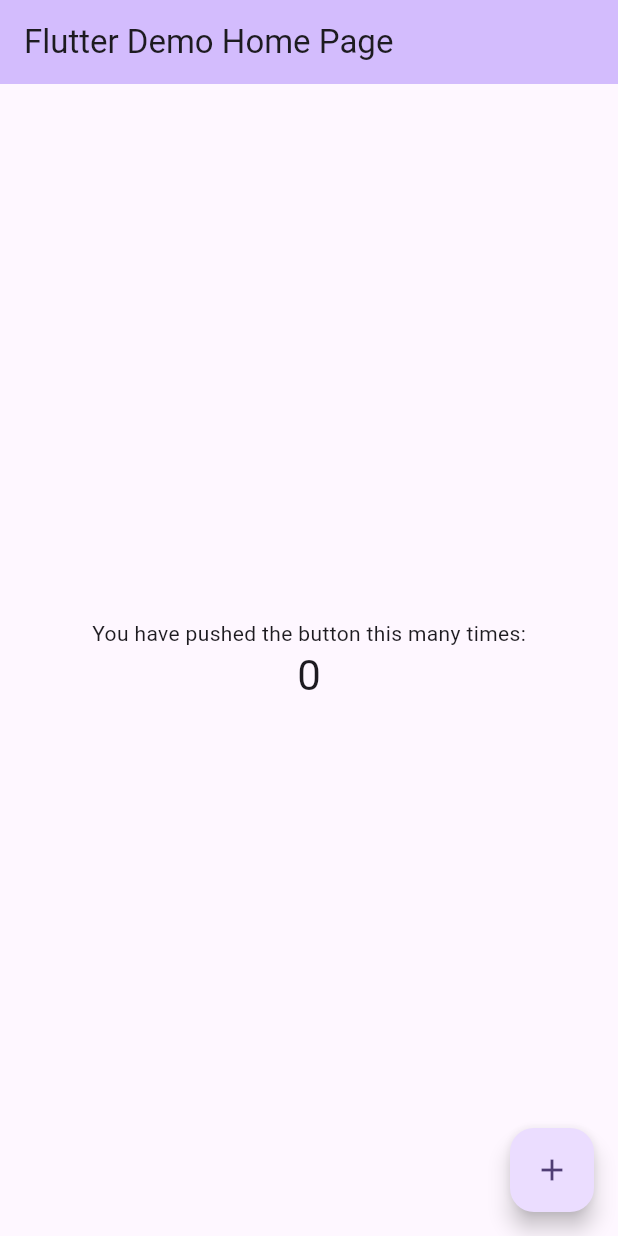
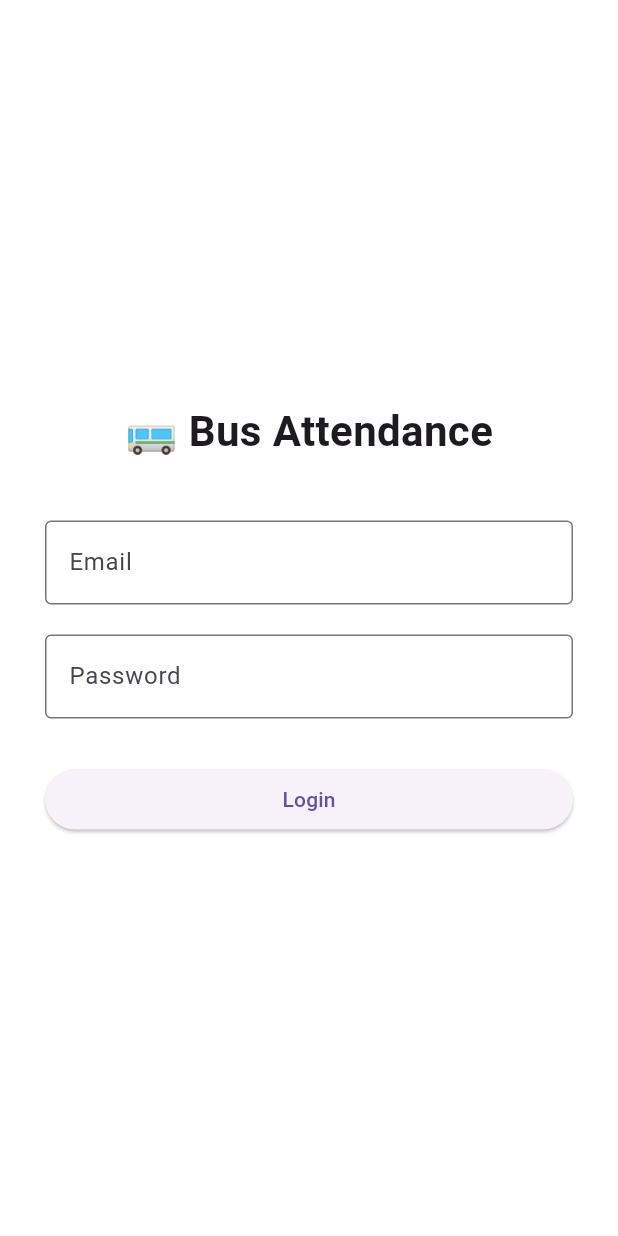
Before and after one commit to dhanvarsh29/Bus, a Flutter app: the screen it shows after launch, on a phone screen of 412 x 824 dp. Run offline on Flutter 3.47's test engine with Material 3 defaults, Android fonts, the phone set to English and light mode, and no system bars.

Commit message:
Added login screen with home screen

```diff
--- a/lib/main.dart
+++ b/lib/main.dart
@@ -1,4 +1,8 @@
 import 'package:flutter/material.dart';
+import 'screens/login_screen.dart';
+import 'screens/home_screen.dart';
+import 'screens/scan_screen.dart';
+import 'screens/report_screen.dart';
 
 void main() {
   runApp(const MyApp());
@@ -7,119 +11,23 @@
 class MyApp extends StatelessWidget {
   const MyApp({super.key});
 
-  // This widget is the root of your application.
   @override
   Widget build(BuildContext context) {
     return MaterialApp(
-      title: 'Flutter Demo',
+      title: 'Bus Attendance',
+      debugShowCheckedModeBanner: false,
       theme: ThemeData(
-        // This is the theme of your application.
-        //
-        // TRY THIS: Try running your application with "flutter run". You'll see
-        // the application has a purple toolbar. Then, without quitting the app,
-        // try changing the seedColor in the colorScheme below to Colors.green
-        // and then invoke "hot reload" (save your changes or press the "hot
-        // reload" button in a Flutter-supported IDE, or press "r" if you used
-        // the command line to start the app).
-        //
-        // Notice that the counter didn't reset back to zero; the application
-        // state is not lost during the reload. To reset the state, use hot
-        // restart instead.
-        //
-        // This works for code too, not just values: Most code changes can be
-        // tested with just a hot reload.
-        colorScheme: ColorScheme.fromSeed(seedColor: Colors.deepPurple),
-        useMaterial3: true,
+        primarySwatch: Colors.blue,
+        scaffoldBackgroundColor: Colors.white,
+        visualDensity: VisualDensity.adaptivePlatformDensity,
       ),
-      home: const MyHomePage(title: 'Flutter Demo Home Page'),
+      initialRoute: '/',
+      routes: {
+        '/': (context) => const LoginPage(),
+        '/home': (context) => const HomeScreen(),
+        '/scan': (context) => const ScanScreen(),
+        '/report': (context) => const ReportScreen(),
+      },
     );
   }
 }
-
-class MyHomePage extends StatefulWidget {
-  const MyHomePage({super.key, required this.title});
-
-  // This widget is the home page of your application. It is stateful, meaning
-  // that it has a State object (defined below) that contains fields that affect
-  // how it looks.
-
-  // This class is the configuration for the state. It holds the values (in this
-  // case the title) provided by the parent (in this case the App widget) and
-  // used by the build method of the State. Fields in a Widget subclass are
-  // always marked "final".
-
-  final String title;
-
-  @override
-  State<MyHomePage> createState() => _MyHomePageState();
-}
-
-class _MyHomePageState extends State<MyHomePage> {
-  int _counter = 0;
-
-  void _incrementCounter() {
-    setState(() {
-      // This call to setState tells the Flutter framework that something has
-      // changed in this State, which causes it to rerun the build method below
-      // so that the display can reflect the updated values. If we changed
-      // _counter without calling setState(), then the build method would not be
-      // called again, and so nothing would appear to happen.
-      _counter++;
-    });
-  }
-
-  @override
-  Widget build(BuildContext context) {
-    // This method is rerun every time setState is called, for instance as done
-    // by the _incrementCounter method above.
-    //
-    // The Flutter framework has been optimized to make rerunning build methods
-    // fast, so that you can just rebuild anything that needs updating rather
-    // than having to individually change instances of widgets.
-    return Scaffold(
-      appBar: AppBar(
-        // TRY THIS: Try changing the color here to a specific color (to
-        // Colors.amber, perhaps?) and trigger a hot reload to see the AppBar
-        // change color while the other colors stay the same.
-        backgroundColor: Theme.of(context).colorScheme.inversePrimary,
-        // Here we take the value from the MyHomePage object that was created by
-        // the App.build method, and use it to set our appbar title.
-        title: Text(widget.title),
-      ),
-      body: Center(
-        // Center is a layout widget. It takes a single child and positions it
-        // in the middle of the parent.
-        child: Column(
-          // Column is also a layout widget. It takes a list of children and
-          // arranges them vertically. By default, it sizes itself to fit its
-          // children horizontally, and tries to be as tall as its parent.
-          //
-          // Column has various properties to control how it sizes itself and
-          // how it positions its children. Here we use mainAxisAlignment to
-          // center the children vertically; the main axis here is the vertical
-          // axis because Columns are vertical (the cross axis would be
-          // horizontal).
-          //
-          // TRY THIS: Invoke "debug painting" (choose the "Toggle Debug Paint"
-          // action in the IDE, or press "p" in the console), to see the
-          // wireframe for each widget.
-          mainAxisAlignment: MainAxisAlignment.center,
-          children: <Widget>[
-            const Text(
-              'You have pushed the button this many times:',
-            ),
-            Text(
-              '$_counter',
-              style: Theme.of(context).textTheme.headlineMedium,
-            ),
-          ],
-        ),
-      ),
-      floatingActionButton: FloatingActionButton(
-        onPressed: _incrementCounter,
-        tooltip: 'Increment',
-        child: const Icon(Icons.add),
-      ), // This trailing comma makes auto-formatting nicer for build methods.
-    );
-  }
-}
--- a/lib/screens/login_screen.dart
+++ b/lib/screens/login_screen.dart
@@ -0,0 +1,59 @@
+import 'package:flutter/material.dart';
+
+class LoginPage extends StatelessWidget {
+  const LoginPage({super.key});
+
+  @override
+  Widget build(BuildContext context) {
+    final TextEditingController emailController = TextEditingController();
+    final TextEditingController passwordController = TextEditingController();
+
+    return Scaffold(
+      backgroundColor: Colors.white,
+      body: Padding(
+        padding: const EdgeInsets.symmetric(horizontal: 30.0),
+        child: Center(
+          child: SingleChildScrollView(
+            child: Column(
+              mainAxisAlignment: MainAxisAlignment.center,
+              children: [
+                const Text(
+                  '🚌 Bus Attendance',
+                  style: TextStyle(fontSize: 28, fontWeight: FontWeight.bold),
+                ),
+                const SizedBox(height: 40),
+                TextField(
+                  controller: emailController,
+                  decoration: const InputDecoration(
+                    labelText: 'Email',
+                    border: OutlineInputBorder(),
+                  ),
+                ),
+                const SizedBox(height: 20),
+                TextField(
+                  controller: passwordController,
+                  obscureText: true,
+                  decoration: const InputDecoration(
+                    labelText: 'Password',
+                    border: OutlineInputBorder(),
+                  ),
+                ),
+                const SizedBox(height: 30),
+                SizedBox(
+                  width: double.infinity,
+                  child: ElevatedButton(
+                    onPressed: () {
+                      // Simple Navigation — Replace this with Firebase later if needed
+                      Navigator.pushReplacementNamed(context, '/home');
+                    },
+                    child: const Text('Login'),
+                  ),
+                ),
+              ],
+            ),
+          ),
+        ),
+      ),
+    );
+  }
+}
```
Also changed, not shown: lib/app_router.dart (+20 -0 lines), lib/screens/home_screen.dart (+39 -0 lines), lib/screens/report_screen.dart (+13 -0 lines), lib/screens/scan_screen.dart (+13 -0 lines), lib/widgets/custom_button.dart (+44 -0 lines), pubspec.lock, 1 other file.
